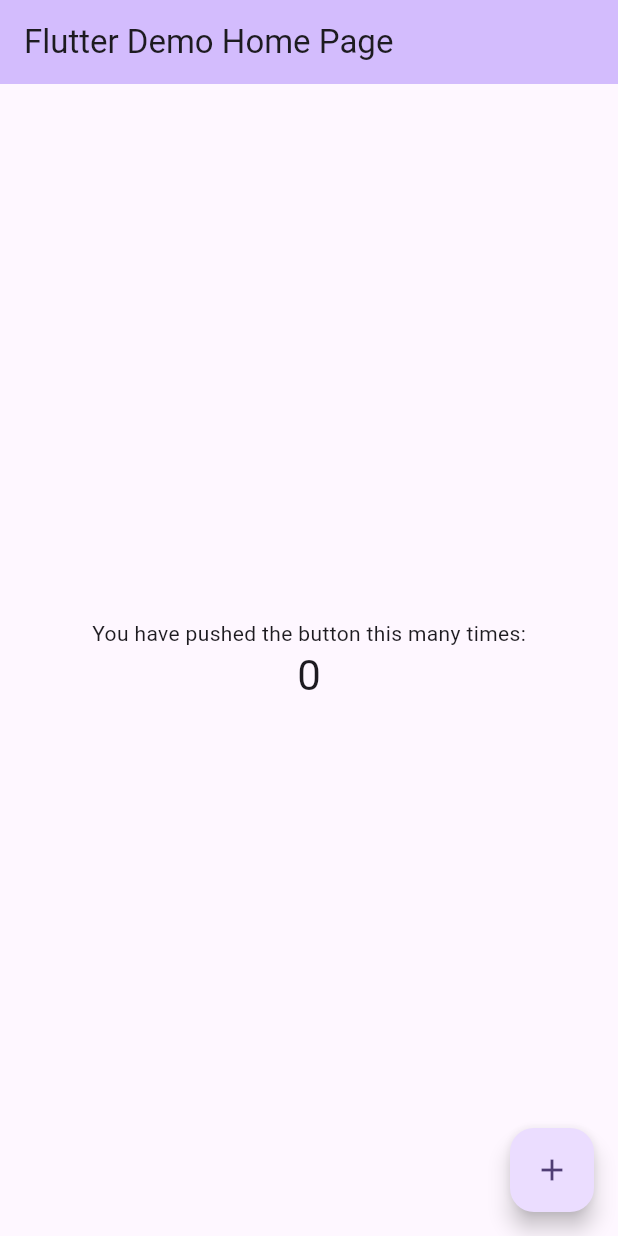
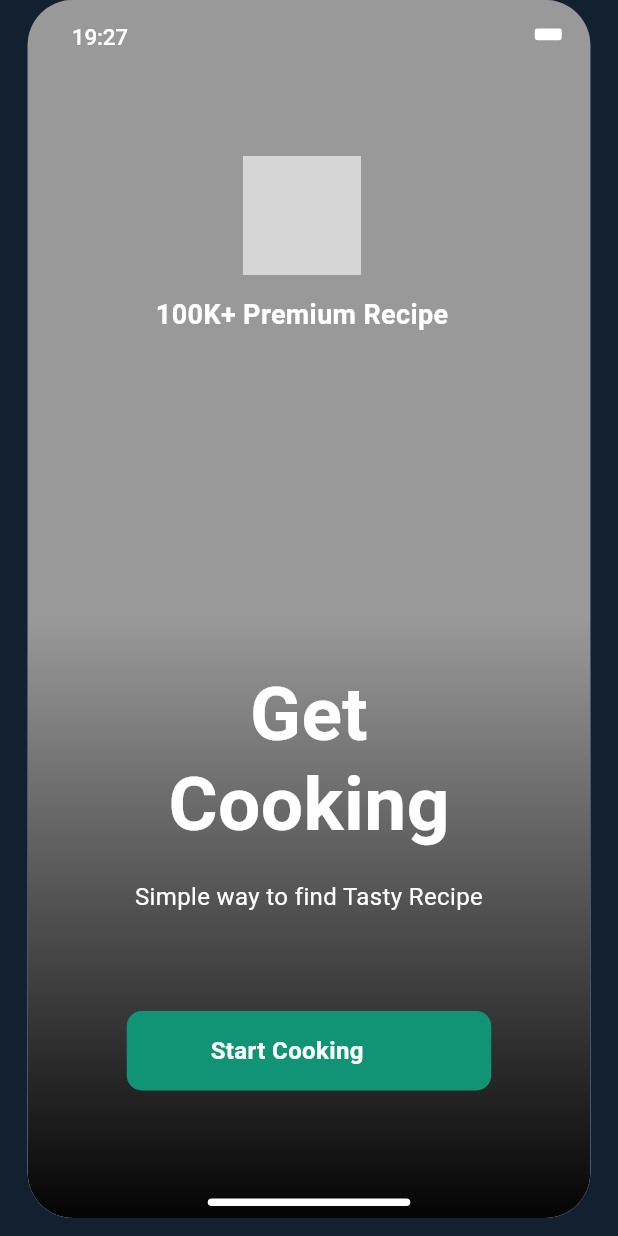
Before and after one commit to Zer0Ner0/recipe, a Flutter app: the screen it shows after launch, on a phone screen of 412 x 824 dp. Run offline on Flutter 3.47's test engine with Material 3 defaults, Android fonts, the phone set to English and light mode, and no system bars; network calls fail; Roboto replaces fonts that are missing (Poppins, SF Pro Display); grey boxes are pictures that could not be loaded.

Commit message:
Refactors app structure and sets up splash screen
Simplifies the main entry point by removing boilerplate counter logic and introduces a splash screen as the initial view. Adopts a dark theme for a modern look and updates test initialization to align with the new structure.

Prepares the codebase for further feature development by establishing a cleaner foundation.

```diff
--- a/recipe_apps/lib/main.dart
+++ b/recipe_apps/lib/main.dart
@@ -1,125 +1,26 @@
 import 'package:flutter/material.dart';
 
+import 'screens/splash_screen.dart';
+
 void main() {
-  runApp(const MyApp());
+  runApp(const MyRecipeApp());
 }
 
-class MyApp extends StatelessWidget {
-  const MyApp({super.key});
+class MyRecipeApp extends StatelessWidget {
+  const MyRecipeApp({super.key});
 
   // This widget is the root of your application.
   @override
   Widget build(BuildContext context) {
     return MaterialApp(
-      title: 'Flutter Demo',
-      theme: ThemeData(
-        // This is the theme of your application.
-        //
-        // TRY THIS: Try running your application with "flutter run". You'll see
-        // the application has a purple toolbar. Then, without quitting the app,
-        // try changing the seedColor in the colorScheme below to Colors.green
-        // and then invoke "hot reload" (save your changes or press the "hot
-        // reload" button in a Flutter-supported IDE, or press "r" if you used
-        // the command line to start the app).
-        //
-        // Notice that the counter didn't reset back to zero; the application
-        // state is not lost during the reload. To reset the state, use hot
-        // restart instead.
-        //
-        // This works for code too, not just values: Most code changes can be
-        // tested with just a hot reload.
-        colorScheme: ColorScheme.fromSeed(seedColor: Colors.deepPurple),
-        useMaterial3: true,
+      theme: ThemeData.dark().copyWith(
+        scaffoldBackgroundColor: const Color.fromARGB(255, 18, 32, 47),
       ),
-      home: const MyHomePage(title: 'Flutter Demo Home Page'),
+      home: Scaffold(
+        body: ListView(children: [
+          SplashScreen(),
+        ]),
+      ),
     );
   }
 }
-
-class MyHomePage extends StatefulWidget {
-  const MyHomePage({super.key, required this.title});
-
-  // This widget is the home page of your application. It is stateful, meaning
-  // that it has a State object (defined below) that contains fields that affect
-  // how it looks.
-
-  // This class is the configuration for the state. It holds the values (in this
-  // case the title) provided by the parent (in this case the App widget) and
-  // used by the build method of the State. Fields in a Widget subclass are
-  // always marked "final".
-
-  final String title;
-
-  @override
-  State<MyHomePage> createState() => _MyHomePageState();
-}
-
-class _MyHomePageState extends State<MyHomePage> {
-  int _counter = 0;
-
-  void _incrementCounter() {
-    setState(() {
-      // This call to setState tells the Flutter framework that something has
-      // changed in this State, which causes it to rerun the build method below
-      // so that the display can reflect the updated values. If we changed
-      // _counter without calling setState(), then the build method would not be
-      // called again, and so nothing would appear to happen.
-      _counter++;
-    });
-  }
-
-  @override
-  Widget build(BuildContext context) {
-    // This method is rerun every time setState is called, for instance as done
-    // by the _incrementCounter method above.
-    //
-    // The Flutter framework has been optimized to make rerunning build methods
-    // fast, so that you can just rebuild anything that needs updating rather
-    // than having to individually change instances of widgets.
-    return Scaffold(
-      appBar: AppBar(
-        // TRY THIS: Try changing the color here to a specific color (to
-        // Colors.amber, perhaps?) and trigger a hot reload to see the AppBar
-        // change color while the other colors stay the same.
-        backgroundColor: Theme.of(context).colorScheme.inversePrimary,
-        // Here we take the value from the MyHomePage object that was created by
-        // the App.build method, and use it to set our appbar title.
-        title: Text(widget.title),
-      ),
-      body: Center(
-        // Center is a layout widget. It takes a single child and positions it
-        // in the middle of the parent.
-        child: Column(
-          // Column is also a layout widget. It takes a list of children and
-          // arranges them vertically. By default, it sizes itself to fit its
-          // children horizontally, and tries to be as tall as its parent.
-          //
-          // Column has various properties to control how it sizes itself and
-          // how it positions its children. Here we use mainAxisAlignment to
-          // center the children vertically; the main axis here is the vertical
-          // axis because Columns are vertical (the cross axis would be
-          // horizontal).
-          //
-          // TRY THIS: Invoke "debug painting" (choose the "Toggle Debug Paint"
-          // action in the IDE, or press "p" in the console), to see the
-          // wireframe for each widget.
-          mainAxisAlignment: MainAxisAlignment.center,
-          children: <Widget>[
-            const Text(
-              'You have pushed the button this many times:',
-            ),
-            Text(
-              '$_counter',
-              style: Theme.of(context).textTheme.headlineMedium,
-            ),
-          ],
-        ),
-      ),
-      floatingActionButton: FloatingActionButton(
-        onPressed: _incrementCounter,
-        tooltip: 'Increment',
-        child: const Icon(Icons.add),
-      ), // This trailing comma makes auto-formatting nicer for build methods.
-    );
-  }
-}
--- /dev/null
+++ b/recipe_apps/lib/screens/splash_screen.dart
@@ -0,0 +1,259 @@
+import 'package:flutter/material.dart';
+
+class SplashScreen extends StatelessWidget {
+  const SplashScreen({super.key});
+
+  @override
+  Widget build(BuildContext context) {
+    return Column(
+      children: [
+        Container(
+          width: 375,
+          height: 812,
+          clipBehavior: Clip.antiAlias,
+          decoration: ShapeDecoration(
+            color: Colors.white,
+            shape: RoundedRectangleBorder(
+              borderRadius: BorderRadius.circular(30),
+            ),
+          ),
+          child: Stack(
+            children: [
+              Positioned(
+                left: 0,
+                top: 0,
+                child: Container(
+                  width: 375,
+                  height: 823,
+                  decoration: BoxDecoration(
+                    gradient: LinearGradient(
+                      begin: Alignment(0.50, -0.00),
+                      end: Alignment(0.50, 1.00),
+                      colors: [Colors.black.withValues(alpha: 0.40), Colors.black],
+                    ),
+                  ),
+                ),
+              ),
+              Positioned(
+                left: 83,
+                top: 104,
+                child: Column(
+                  mainAxisSize: MainAxisSize.min,
+                  mainAxisAlignment: MainAxisAlignment.start,
+                  crossAxisAlignment: CrossAxisAlignment.center,
+                  spacing: 14,
+                  children: [
+                    Container(
+                      width: 79,
+                      height: 79,
+                      decoration: BoxDecoration(
+                        image: DecorationImage(
+                          image: NetworkImage("https://placehold.co/79x79"),
+                          fit: BoxFit.cover,
+                        ),
+                      ),
+                    ),
+                    Text(
+                      '100K+ Premium Recipe ',
+                      textAlign: TextAlign.center,
+                      style: TextStyle(
+                        color: Colors.white,
+                        fontSize: 18,
+                        fontFamily: 'Poppins',
+                        fontWeight: FontWeight.w600,
+                      ),
+                    ),
+                  ],
+                ),
+              ),
+              Positioned(
+                left: 50,
+                top: 446,
+                child: Column(
+                  mainAxisSize: MainAxisSize.min,
+                  mainAxisAlignment: MainAxisAlignment.start,
+                  crossAxisAlignment: CrossAxisAlignment.center,
+                  spacing: 20,
+                  children: [
+                    Text(
+                      'Get\nCooking',
+                      textAlign: TextAlign.center,
+                      style: TextStyle(
+                        color: Colors.white,
+                        fontSize: 50,
+                        fontFamily: 'Poppins',
+                        fontWeight: FontWeight.w600,
+                        height: 1.20,
+                      ),
+                    ),
+                    SizedBox(
+                      width: 275,
+                      child: Text(
+                        'Simple way to find Tasty Recipe',
+                        textAlign: TextAlign.center,
+                        style: TextStyle(
+                          color: Colors.white,
+                          fontSize: 16,
+                          fontFamily: 'Poppins',
+                          fontWeight: FontWeight.w400,
+                        ),
+                      ),
+                    ),
+                  ],
+                ),
+              ),
+              Positioned(
+                left: 66,
+                top: 674,
+                child: Container(
+                  padding: const EdgeInsets.symmetric(horizontal: 50, vertical: 15),
+                  decoration: ShapeDecoration(
+                    color: const Color(0xFF119475),
+                    shape: RoundedRectangleBorder(
+                      borderRadius: BorderRadius.circular(10),
+                    ),
+                  ),
+                  child: Row(
+                    mainAxisSize: MainAxisSize.min,
+                    mainAxisAlignment: MainAxisAlignment.center,
+                    crossAxisAlignment: CrossAxisAlignment.center,
+                    spacing: 9,
+                    children: [
+                      SizedBox(
+                        width: 114,
+                        child: Text(
+                          'Start Cooking',
+                          textAlign: TextAlign.center,
+                          style: TextStyle(
+                            color: Colors.white,
+                            fontSize: 16,
+                            fontFamily: 'Poppins',
+                            fontWeight: FontWeight.w600,
+                          ),
+                        ),
+                      ),
+                      Container(
+                        width: 20,
+                        height: 20,
+                        child: Stack(
+                          children: [
+                            Positioned(
+                              left: 0,
+                              top: 0,
+                              child: Opacity(
+                                opacity: 0,
+                                child: Container(
+                                  width: 20,
+                                  height: 20,
+                                  decoration: BoxDecoration(color: Colors.white),
+                                ),
+                              ),
+                            ),
+                          ],
+                        ),
+                      ),
+                    ],
+                  ),
+                ),
+              ),
+              Positioned(
+                left: 0,
+                top: 0,
+                child: Container(
+                  width: 375,
+                  height: 44,
+                  child: Stack(
+                    children: [
+                      Positioned(
+                        left: 293.50,
+                        top: 16.60,
+                        child: Container(
+                          width: 68,
+                          height: 13,
+                          clipBehavior: Clip.antiAlias,
+                          decoration: BoxDecoration(),
+                          child: Stack(
+                            children: [
+                              Positioned(
+                                left: 44.50,
+                                top: 2.48,
+                                child: Container(
+                                  width: 18,
+                                  height: 7.67,
+                                  decoration: ShapeDecoration(
+                                    color: Colors.white,
+                                    shape: RoundedRectangleBorder(
+                                      borderRadius: BorderRadius.circular(1.60),
+                                    ),
+                                  ),
+                                ),
+                              ),
+                            ],
+                          ),
+                        ),
+                      ),
+                      Positioned(
+                        left: 0,
+                        top: 12,
+                        child: Container(
+                          width: 180,
+                          height: 22,
+                          child: Stack(
+                            children: [
+                              Positioned(
+                                left: 29.50,
+                                top: 2,
+                                child: Text(
+                                  '19:27',
+                                  style: TextStyle(
+                                    color: Colors.white,
+                                    fontSize: 15,
+                                    fontFamily: 'SF Pro Display',
+                                    fontWeight: FontWeight.w500,
+                                    letterSpacing: -0.17,
+                                  ),
+                                ),
+                              ),
+                            ],
+                          ),
+                        ),
+                      ),
+                    ],
+                  ),
+                ),
+              ),
+              Positioned(
+                left: 0,
+                top: 778,
+                child: Container(
+                  width: 375,
+                  height: 34,
+                  clipBehavior: Clip.antiAlias,
+                  decoration: BoxDecoration(),
+                  child: Stack(
+                    children: [
+                      Positioned(
+                        left: 120,
+                        top: 21,
+                        child: Container(
+                          width: 135,
+                          height: 5,
+                          decoration: ShapeDecoration(
+                            color: Colors.white,
+                            shape: RoundedRectangleBorder(
+                              borderRadius: BorderRadius.circular(100),
+                            ),
+                          ),
+                        ),
+                      ),
+                    ],
+                  ),
+                ),
+              ),
+            ],
+          ),
+        ),
+      ],
+    );
+  }
+}
```
Also changed, not shown: 1 other file.
